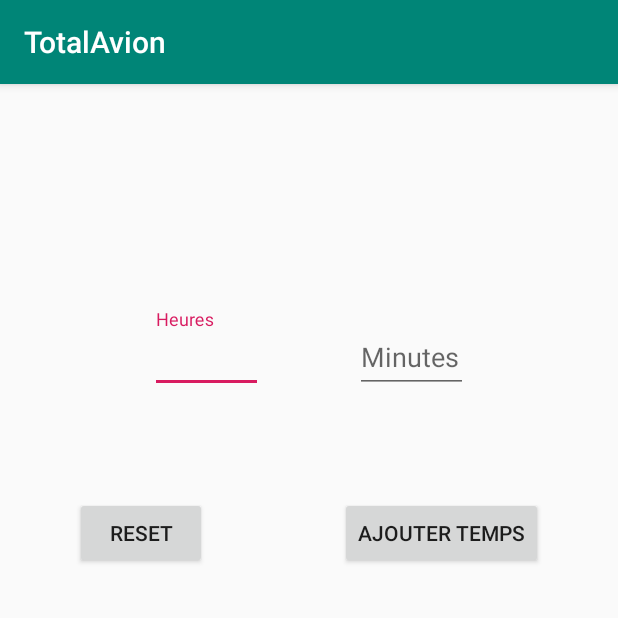
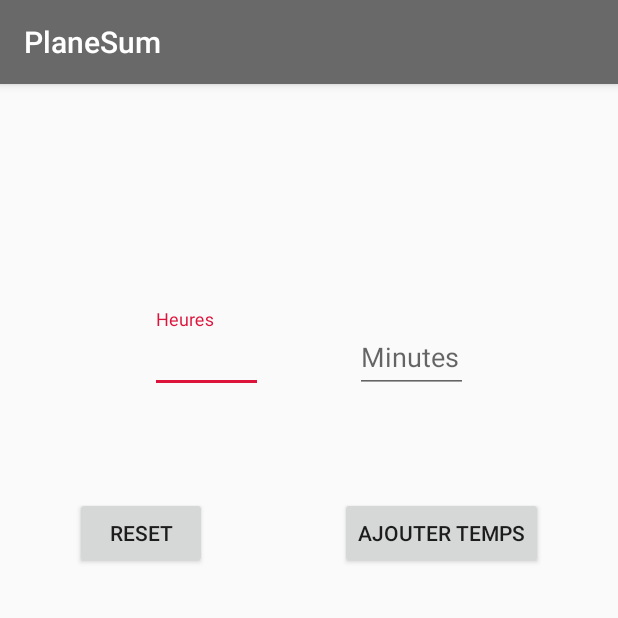
Before and after one commit to arthur-petre/PlaneSum, an Android app: the screen it shows after launch (MainActivity), on a phone screen of 412 x 824 dp, the top half of it. Run offline under Robolectric (Android 15) with nearby library versions, the phone set to English and light mode, and no system bars.

Commit message:
Small updates.

```diff
--- a/app/src/main/java/com/example/totalavion/MainActivity.java
+++ b/app/src/main/java/com/example/totalavion/MainActivity.java
@@ -22,8 +22,6 @@ public class MainActivity extends AppCompatActivity {
         final Time temps = new Time(0, 0);
         Button mAjouter = findViewById(R.id.buttonAdd);
         Button mReset = findViewById(R.id.buttonReset);
-        metHours.requestFocus();
-
         mAjouter.setOnClickListener(new View.OnClickListener() {
             @Override
             public void onClick(View v) {
@@ -40,7 +38,7 @@ public class MainActivity extends AppCompatActivity {
                 }
                 if (! (metHours.getText().toString().equals("") && metMinutes.getText().toString().equals(""))) {
                     temps.normaliser();
-                    Check = "Last : " + metHours.getText().toString() + " h. " + metMinutes.getText().toString() + " m." + "\n" + "Nombre d'heures : " + cpt + "\n" + "\n" + "Total : " + temps.getmyHours() + " h. " + temps.getmyMinutes() + " m.";
+                    Check = "Dernier temps : " + metHours.getText().toString() + " h. " + metMinutes.getText().toString() + " m." + "\n" + "Nombre de temps : " + cpt + "\n" + "\n" + "Total : " + temps.getmyHours() + " h. " + temps.getmyMinutes() + " m.";
                     mtxCheck.setText(Check);
                     metHours.setText("");
                     metMinutes.setText("");
--- a/app/src/main/res/layout/activity_main.xml
+++ b/app/src/main/res/layout/activity_main.xml
@@ -84,9 +84,9 @@
         android:layout_alignParentStart="true"
         android:layout_alignParentTop="true"
         android:layout_alignParentEnd="true"
-        android:layout_marginStart="100dp"
+        android:layout_marginStart="90dp"
         android:layout_marginTop="25dp"
-        android:layout_marginEnd="100dp"
+        android:layout_marginEnd="90dp"
         android:textAlignment="center"
         android:textSize="15sp" />
 
--- a/app/src/main/res/values/colors.xml
+++ b/app/src/main/res/values/colors.xml
@@ -1,6 +1,9 @@
 <?xml version="1.0" encoding="utf-8"?>
 <resources>
-    <color name="colorPrimary">#008577</color>
-    <color name="colorPrimaryDark">#00574B</color>
-    <color name="colorAccent">#D81B60</color>
+    <!--
+        <color name="colorPrimary">#008577</color>
+        <color name="colorPrimaryDark">#00574B</color> -->
+    <color name="colorPrimary">#696969</color>
+    <color name="colorPrimaryDark">#191919</color>
+    <color name="colorAccent">#DC143C</color>
 </resources>
--- a/app/src/main/res/values/strings.xml
+++ b/app/src/main/res/values/strings.xml
@@ -1,3 +1,3 @@
 <resources>
-    <string name="app_name">TotalAvion</string>
+    <string name="app_name">PlaneSum</string>
 </resources>
```
